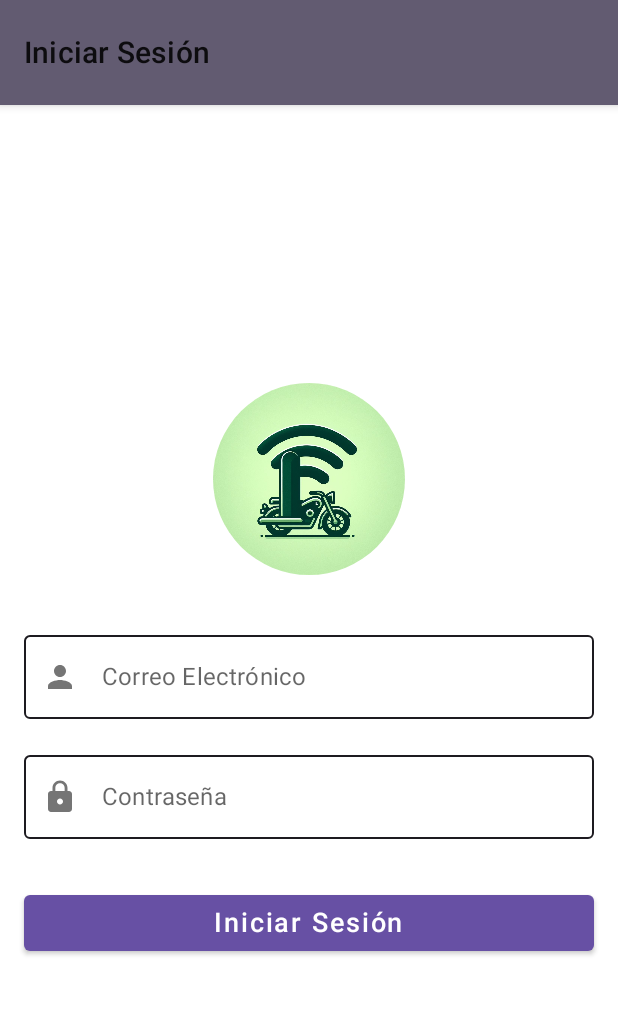
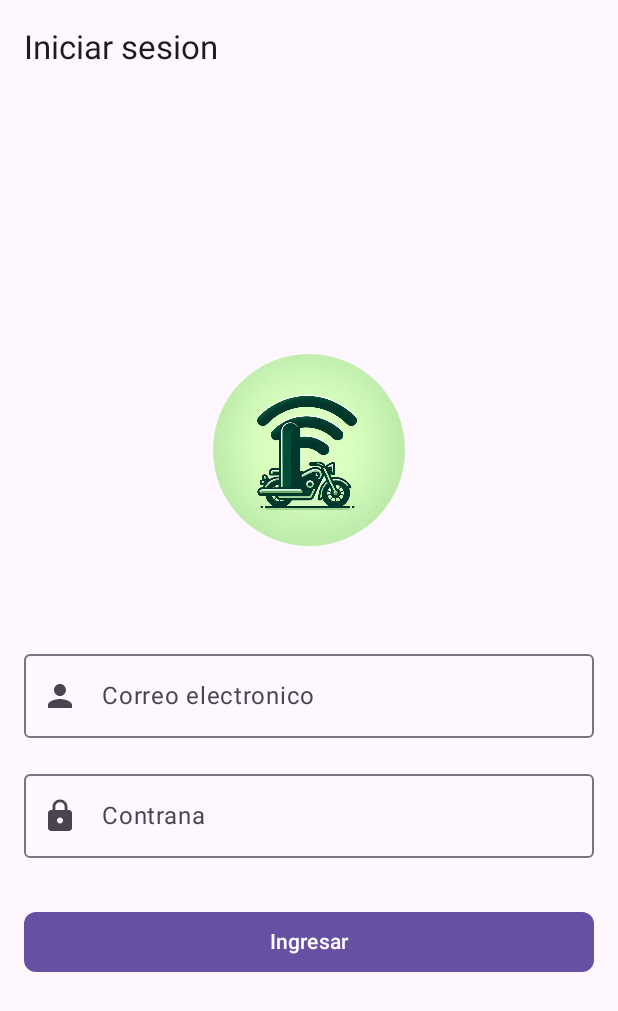
Before and after one commit to Brayan13141/LAMDATEC, an Android app built with Jetpack Compose: the screen it shows after launch (MainActivity), on a phone screen of 412 x 824 dp. Shown: the top 1011 px of the screen. Run offline under Robolectric (Android 15) with nearby library versions, the phone set to English and light mode, and no system bars.

Commit message:
Arreglo Login.

```diff
--- a/app/src/main/java/com/example/lamdatec/Interfaz/Pantallas/Login.kt
+++ b/app/src/main/java/com/example/lamdatec/Interfaz/Pantallas/Login.kt
@@ -1,8 +1,7 @@
 package com.example.lamdatec.Interfaz.Pantallas
 
 import androidx.compose.foundation.Image
-import androidx.compose.foundation.background
-import androidx.compose.foundation.layout.Box
+import androidx.compose.foundation.layout.Arrangement
 import androidx.compose.foundation.layout.Column
 import androidx.compose.foundation.layout.Spacer
 import androidx.compose.foundation.layout.fillMaxSize
@@ -11,30 +10,27 @@ import androidx.compose.foundation.layout.height
 import androidx.compose.foundation.layout.padding
 import androidx.compose.foundation.layout.size
 import androidx.compose.foundation.shape.CircleShape
-import androidx.compose.material.Button
-import androidx.compose.material.ButtonDefaults
-import androidx.compose.material.Icon
-import androidx.compose.material.OutlinedTextField
-import androidx.compose.material.Scaffold
-import androidx.compose.material.Text
-import androidx.compose.material.TextFieldDefaults
-import androidx.compose.material.TopAppBar
 import androidx.compose.material.icons.Icons
 import androidx.compose.material.icons.filled.Lock
 import androidx.compose.material.icons.filled.Person
+import androidx.compose.material3.Button
 import androidx.compose.material3.ExperimentalMaterial3Api
-import androidx.compose.material3.MaterialTheme
+import androidx.compose.material3.Icon
+import androidx.compose.material3.MaterialTheme.shapes
+import androidx.compose.material3.OutlinedTextField
+import androidx.compose.material3.Scaffold
+import androidx.compose.material3.Text
+import androidx.compose.material3.TopAppBar
 import androidx.compose.runtime.Composable
 import androidx.compose.runtime.mutableStateOf
 import androidx.compose.runtime.remember
 import androidx.compose.ui.Alignment
 import androidx.compose.ui.Modifier
 import androidx.compose.ui.draw.clip
-import androidx.compose.ui.graphics.Color
 import androidx.compose.ui.res.painterResource
+import androidx.compose.ui.res.stringResource
 import androidx.compose.ui.text.input.PasswordVisualTransformation
 import androidx.compose.ui.unit.dp
-import androidx.compose.ui.unit.sp
 import com.example.lamdatec.R
 
 
@@ -47,18 +43,19 @@ fun LoginScreen(onLoginClick: (String, String) -> Unit) {
 
     Scaffold(
         topBar = {
-            TopAppBar(modifier = Modifier.height(70.dp),
-                   title = { Text("Iniciar Sesión")},
-                    backgroundColor = MaterialTheme.colorScheme.secondary
+            TopAppBar(
+                title = { Text(text = stringResource(R.string.lblLogIn))},
+                //backgroundColor = MaterialTheme.colorScheme.secondary
             )
-                 },
-        content = { padding ->
-            Box(modifier = Modifier
-                .fillMaxSize()
-                .padding(padding)
-                .padding(16.dp),
-                contentAlignment = Alignment.Center) {
-                Column(horizontalAlignment = Alignment.CenterHorizontally) {
+        }
+    ) { innerPadding ->
+        Column(
+            modifier = Modifier
+                .padding(innerPadding)
+                .fillMaxSize(),
+            horizontalAlignment = Alignment.CenterHorizontally,
+            verticalArrangement = Arrangement.Center
+        ) {
             // Logo de la app
             Image(
                 painter = painterResource(id = R.drawable._721ba60e_8eec_4bdc_a184_6c9d2b89090e), // Reemplaza con tu logo
@@ -68,22 +65,28 @@ fun LoginScreen(onLoginClick: (String, String) -> Unit) {
                     .clip(CircleShape)
             )
 
-                    Spacer(modifier = Modifier.height(32.dp))
+            Spacer(modifier = Modifier.height(64.dp))
 
             // Campo de entrada para correo electrónico
             OutlinedTextField(
                 value = email.value,
                 onValueChange = { email.value = it },
-                        label = { Text("Correo Electrónico") },
+                label = { Text(text = stringResource(R.string.lblEmail)) },
                 leadingIcon = {
-                            Icon(Icons.Filled.Person, contentDescription = "Email")
+                    Icon(
+                        imageVector = Icons.Filled.Person,
+                        contentDescription = "Email"
+                    )
                 },
-                        modifier = Modifier.fillMaxWidth(), colors = TextFieldDefaults.outlinedTextFieldColors(
+                /*colors = TextFieldDefaults.(
                         textColor = MaterialTheme.colorScheme.onPrimary, // Color del texto
                     cursorColor = MaterialTheme.colorScheme.primary, // Color del cursor
                     focusedBorderColor = MaterialTheme.colorScheme.primary, // Borde cuando está enfocado
                     unfocusedBorderColor = MaterialTheme.colorScheme.onBackground // Borde cuando no está enfocado
-                        )
+                )*/
+                modifier = Modifier
+                    .padding(horizontal = 16.dp)
+                    .fillMaxWidth()
             )
 
             Spacer(modifier = Modifier.height(16.dp))
@@ -92,17 +95,23 @@ fun LoginScreen(onLoginClick: (String, String) -> Unit) {
             OutlinedTextField(
                 value = password.value,
                 onValueChange = { password.value = it },
-                        label = { Text("Contraseña") },
+                label = { Text(text = stringResource(R.string.lblPassword)) },
                 leadingIcon = {
-                            Icon(Icons.Filled.Lock, contentDescription = "Password")
+                    Icon(
+                        imageVector = Icons.Filled.Lock,
+                        contentDescription = null
+                    )
                 },
-                        visualTransformation = PasswordVisualTransformation(),
-                        modifier = Modifier.fillMaxWidth(), colors = TextFieldDefaults.outlinedTextFieldColors(
+                /*modifier = Modifier.fillMaxWidth(), colors = TextFieldDefaults.outlinedTextFieldColors(
                     textColor = MaterialTheme.colorScheme.onPrimary, // Color del texto
                     cursorColor = MaterialTheme.colorScheme.primary, // Color del cursor
                     focusedBorderColor = MaterialTheme.colorScheme.primary, // Borde cuando está enfocado
                     unfocusedBorderColor = MaterialTheme.colorScheme.onBackground // Borde cuando no está enfocado
-                        )
+                )*/
+                visualTransformation = PasswordVisualTransformation(),
+                modifier = Modifier
+                    .padding(horizontal = 16.dp)
+                    .fillMaxWidth()
             )
 
             Spacer(modifier = Modifier.height(32.dp))
@@ -110,16 +119,21 @@ fun LoginScreen(onLoginClick: (String, String) -> Unit) {
             // Botón para iniciar sesión
             Button(
                 onClick = { onLoginClick(email.value, password.value) },
-                        modifier = Modifier.fillMaxWidth(),
-                        colors = ButtonDefaults.buttonColors(
+                /*colors = ButtonDefaults.buttonColors(
                     backgroundColor = MaterialTheme.colorScheme.primary,
                     contentColor = MaterialTheme.colorScheme.onPrimary
+                )*/
+                shape = shapes.small,
+                modifier = Modifier
+                    .padding(horizontal = 16.dp)
+                    .fillMaxWidth()
+            ) {
+                Text(
+                    text = stringResource(R.string.btnLogIn),
+                    //color = Color.White,
+                    //fontSize = 18.sp
                 )
-                    ) {
-                        Text("Iniciar Sesión", color = Color.White, fontSize = 18.sp)
             }
         }
     }
 }
-    )
-}
--- a/app/src/main/res/values/strings.xml
+++ b/app/src/main/res/values/strings.xml
@@ -1,3 +1,7 @@
 <resources>
     <string name="app_name">LAMDATEC</string>
+    <string name="lblLogIn">Iniciar sesion</string>
+    <string name="lblEmail">Correo electronico</string>
+    <string name="lblPassword">Contrana</string>
+    <string name="btnLogIn">Ingresar</string>
 </resources>
```
Lines whose indentation alone changed are shown as unchanged.
